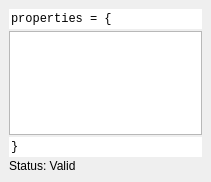
The window that src/propertieswidget.ui (eigenbom/MQ-Sprite) describes before a commit, drawn with Qt 5.
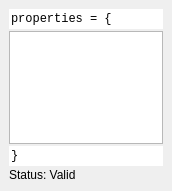
The same window after the commit.

```diff
--- a/src/propertieswidget.ui
+++ b/src/propertieswidget.ui
@@ -6,10 +6,22 @@
    <rect>
     <x>0</x>
     <y>0</y>
-    <width>211</width>
-    <height>182</height>
+    <width>172</width>
+    <height>191</height>
    </rect>
   </property>
+  <property name="minimumSize">
+   <size>
+    <width>50</width>
+    <height>0</height>
+   </size>
+  </property>
+  <property name="maximumSize">
+   <size>
+    <width>9999</width>
+    <height>16777215</height>
+   </size>
+  </property>
   <property name="windowTitle">
    <string>Form</string>
   </property>
@@ -49,6 +61,24 @@
    </item>
    <item>
     <widget class="QTextEdit" name="textEditProperties">
+     <property name="sizePolicy">
+      <sizepolicy hsizetype="Minimum" vsizetype="Expanding">
+       <horstretch>0</horstretch>
+       <verstretch>0</verstretch>
+      </sizepolicy>
+     </property>
+     <property name="maximumSize">
+      <size>
+       <width>9999</width>
+       <height>16777215</height>
+      </size>
+     </property>
+     <property name="baseSize">
+      <size>
+       <width>0</width>
+       <height>0</height>
+      </size>
+     </property>
      <property name="font">
       <font>
        <family>Consolas</family>
@@ -57,6 +87,16 @@
      <property name="toolTip">
       <string>JSON formatted properties.</string>
      </property>
+     <property name="lineWrapMode">
+      <enum>QTextEdit::NoWrap</enum>
+     </property>
+     <property name="html">
+      <string>&lt;!DOCTYPE HTML PUBLIC &quot;-//W3C//DTD HTML 4.0//EN&quot; &quot;http://www.w3.org/TR/REC-html40/strict.dtd&quot;&gt;
+&lt;html&gt;&lt;head&gt;&lt;meta name=&quot;qrichtext&quot; content=&quot;1&quot; /&gt;&lt;style type=&quot;text/css&quot;&gt;
+p, li { white-space: pre-wrap; }
+&lt;/style&gt;&lt;/head&gt;&lt;body style=&quot; font-family:'Consolas'; font-size:8.25pt; font-weight:400; font-style:normal;&quot;&gt;
+&lt;p style=&quot;-qt-paragraph-type:empty; margin-top:0px; margin-bottom:0px; margin-left:0px; margin-right:0px; -qt-block-indent:0; text-indent:0px;&quot;&gt;&lt;br /&gt;&lt;/p&gt;&lt;/body&gt;&lt;/html&gt;</string>
+     </property>
      <property name="acceptRichText">
       <bool>false</bool>
      </property>
```
Left out of the diff: 6 changed lines with no effect on the pictures.
